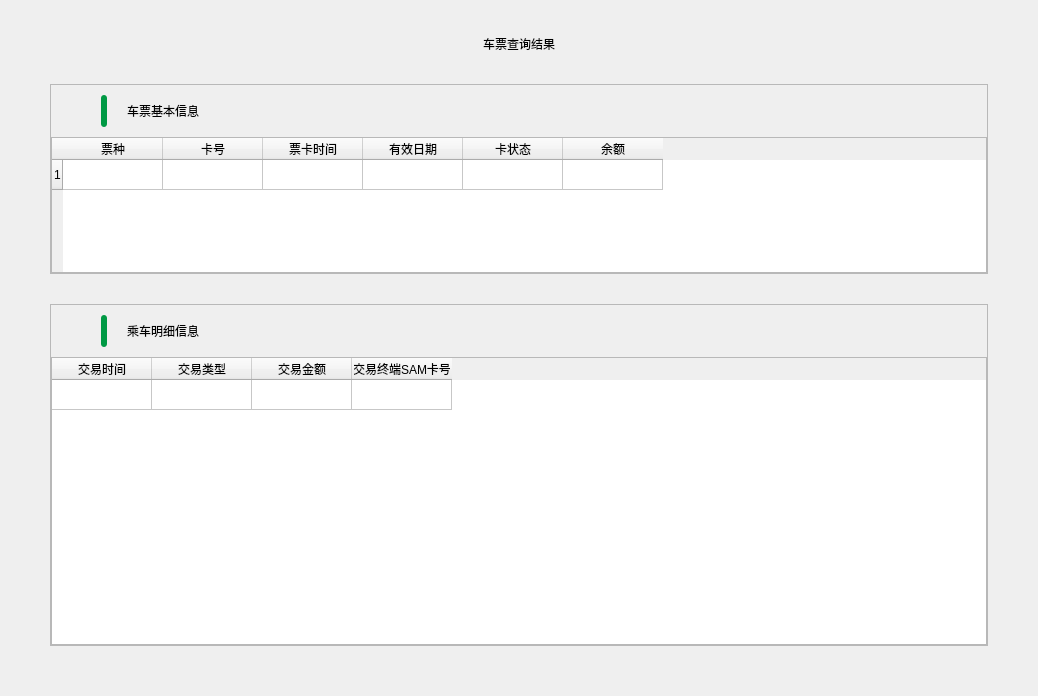
The window that ticket/TicketQueryWidget.ui (EllieYY/ism) describes before a commit, drawn with Qt 5.
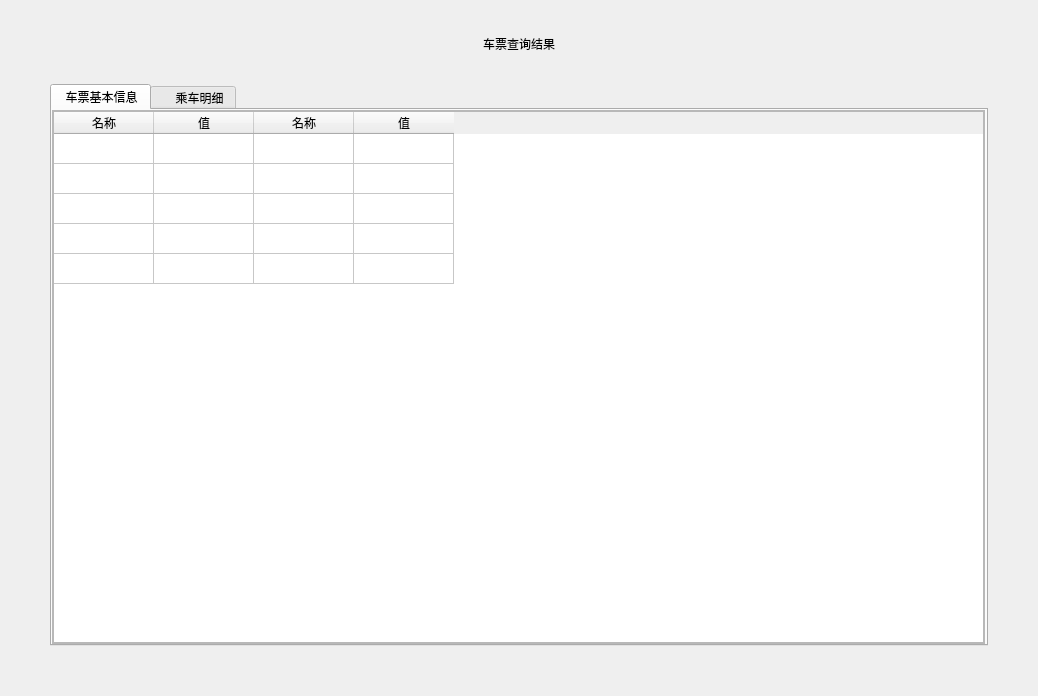
The same window after the commit. The open tabs and pages were chosen to show the change.

Commit message: add line query and ticket info widget

Patch:
```diff
--- a/ticket/TicketQueryWidget.ui
+++ b/ticket/TicketQueryWidget.ui
@@ -13,10 +13,7 @@
   <property name="windowTitle">
    <string>Form</string>
   </property>
-  <layout class="QHBoxLayout" name="horizontalLayout">
-   <property name="spacing">
-    <number>0</number>
-   </property>
+  <layout class="QGridLayout" name="gridLayout">
    <property name="leftMargin">
     <number>0</number>
    </property>
@@ -29,9 +26,12 @@
    <property name="bottomMargin">
     <number>0</number>
    </property>
-   <item>
+   <property name="spacing">
+    <number>0</number>
+   </property>
+   <item row="0" column="0">
     <widget class="QWidget" name="infoBg" native="true">
-     <layout class="QVBoxLayout" name="verticalLayout_3" stretch="0,0,1">
+     <layout class="QVBoxLayout" name="verticalLayout_3" stretch="0,1">
       <property name="spacing">
        <number>30</number>
       </property>
@@ -88,20 +88,39 @@
        </layout>
       </item>
       <item>
+       <widget class="QTabWidget" name="tabWidget">
+        <property name="currentIndex">
+         <number>1</number>
+        </property>
+        <widget class="QWidget" name="tab">
+         <attribute name="title">
+          <string> 车票基本信息</string>
+         </attribute>
+         <layout class="QHBoxLayout" name="horizontalLayout_6">
+          <property name="spacing">
+           <number>0</number>
+          </property>
+          <property name="leftMargin">
+           <number>0</number>
+          </property>
+          <property name="topMargin">
+           <number>0</number>
+          </property>
+          <property name="rightMargin">
+           <number>1</number>
+          </property>
+          <property name="bottomMargin">
+           <number>0</number>
+          </property>
+          <item>
        <widget class="QFrame" name="centerFrame1">
-        <property name="maximumSize">
-         <size>
-          <width>16777215</width>
-          <height>190</height>
-         </size>
-        </property>
         <property name="frameShape">
          <enum>QFrame::StyledPanel</enum>
         </property>
         <property name="frameShadow">
          <enum>QFrame::Raised</enum>
         </property>
-        <layout class="QVBoxLayout" name="verticalLayout" stretch="0,0,0,1">
+            <layout class="QVBoxLayout" name="verticalLayout">
          <property name="spacing">
           <number>0</number>
          </property>
@@ -118,124 +137,9 @@
           <number>0</number>
          </property>
          <item>
-          <spacer name="verticalSpacer">
-           <property name="orientation">
-            <enum>Qt::Vertical</enum>
-           </property>
-           <property name="sizeType">
-            <enum>QSizePolicy::Fixed</enum>
-           </property>
-           <property name="sizeHint" stdset="0">
-            <size>
-             <width>20</width>
-             <height>10</height>
-            </size>
-           </property>
-          </spacer>
-         </item>
-         <item>
-          <layout class="QHBoxLayout" name="horizontalLayout_2">
-           <property name="spacing">
-            <number>0</number>
-           </property>
-           <item>
-            <spacer name="horizontalSpacer_2">
-             <property name="orientation">
-              <enum>Qt::Horizontal</enum>
-             </property>
-             <property name="sizeType">
-              <enum>QSizePolicy::Fixed</enum>
-             </property>
-             <property name="sizeHint" stdset="0">
-              <size>
-               <width>50</width>
-               <height>20</height>
-              </size>
-             </property>
-            </spacer>
-           </item>
-           <item>
-            <widget class="QLabel" name="label_3">
-             <property name="minimumSize">
-              <size>
-               <width>6</width>
-               <height>32</height>
-              </size>
-             </property>
-             <property name="maximumSize">
-              <size>
-               <width>6</width>
-               <height>32</height>
-              </size>
-             </property>
-             <property name="styleSheet">
-              <string notr="true">background-color: #009944;
-border-radius: 3px;
-</string>
-             </property>
-             <property name="text">
-              <string/>
-             </property>
-            </widget>
-           </item>
-           <item>
-            <spacer name="horizontalSpacer_3">
-             <property name="orientation">
-              <enum>Qt::Horizontal</enum>
-             </property>
-             <property name="sizeType">
-              <enum>QSizePolicy::Fixed</enum>
-             </property>
-             <property name="sizeHint" stdset="0">
-              <size>
-               <width>20</width>
-               <height>20</height>
-              </size>
-             </property>
-            </spacer>
-           </item>
-           <item>
-            <widget class="QLabel" name="basicText">
-             <property name="text">
-              <string>车票基本信息</string>
-             </property>
-            </widget>
-           </item>
-           <item>
-            <spacer name="horizontalSpacer">
-             <property name="orientation">
-              <enum>Qt::Horizontal</enum>
-             </property>
-             <property name="sizeHint" stdset="0">
-              <size>
-               <width>40</width>
-               <height>20</height>
-              </size>
-             </property>
-            </spacer>
-           </item>
-          </layout>
-         </item>
-         <item>
-          <spacer name="verticalSpacer_2">
-           <property name="orientation">
-            <enum>Qt::Vertical</enum>
-           </property>
-           <property name="sizeType">
-            <enum>QSizePolicy::Fixed</enum>
-           </property>
-           <property name="sizeHint" stdset="0">
-            <size>
-             <width>20</width>
-             <height>10</height>
-            </size>
-           </property>
-          </spacer>
-         </item>
-         <item>
-          <widget class="QTableWidget" name="tableWidget">
+              <widget class="QTableWidget" name="tableWidget_3">
            <property name="sizePolicy">
-            <sizepolicy hsizetype="Expanding" vsizetype="Expanding">
+                <sizepolicy hsizetype="Expanding" vsizetype="Preferred">
              <horstretch>0</horstretch>
              <verstretch>0</verstretch>
             </sizepolicy>
@@ -243,48 +147,75 @@
            <property name="selectionBehavior">
             <enum>QAbstractItemView::SelectRows</enum>
            </property>
+               <property name="cornerButtonEnabled">
+                <bool>false</bool>
+               </property>
            <property name="rowCount">
-            <number>1</number>
+                <number>5</number>
            </property>
            <property name="columnCount">
-            <number>6</number>
-           </property>
+                <number>4</number>
+               </property>
+               <attribute name="verticalHeaderVisible">
+                <bool>false</bool>
+               </attribute>
            <row/>
+               <row/>
+               <row/>
+               <row/>
+               <row/>
            <column>
             <property name="text">
-             <string>票种</string>
+                 <string>名称</string>
             </property>
            </column>
            <column>
             <property name="text">
-             <string>卡号</string>
+                 <string>值</string>
             </property>
            </column>
            <column>
             <property name="text">
-             <string>票卡时间</string>
+                 <string>名称</string>
             </property>
            </column>
            <column>
             <property name="text">
-             <string>有效日期</string>
-            </property>
-           </column>
-           <column>
+                 <string>值</string>
+                </property>
+               </column>
+               <item row="0" column="0">
             <property name="text">
-             <string>卡状态</string>
-            </property>
-           </column>
-           <column>
-            <property name="text">
-             <string>余额</string>
-            </property>
-           </column>
+                 <string/>
+                </property>
+               </item>
           </widget>
          </item>
         </layout>
        </widget>
       </item>
+         </layout>
+        </widget>
+        <widget class="QWidget" name="tab_2">
+         <attribute name="title">
+          <string>    乘车明细</string>
+         </attribute>
+         <layout class="QHBoxLayout" name="horizontalLayout_5">
+          <property name="spacing">
+           <number>0</number>
+          </property>
+          <property name="leftMargin">
+           <number>0</number>
+          </property>
+          <property name="topMargin">
+           <number>0</number>
+          </property>
+          <property name="rightMargin">
+           <number>1</number>
+          </property>
+          <property name="bottomMargin">
+           <number>0</number>
+          </property>
       <item>
        <widget class="QFrame" name="centerFrame2">
         <property name="frameShape">
@@ -293,7 +224,7 @@
         <property name="frameShadow">
          <enum>QFrame::Raised</enum>
         </property>
-        <layout class="QVBoxLayout" name="verticalLayout_2" stretch="0,0,0,1">
+            <layout class="QVBoxLayout" name="verticalLayout_2" stretch="1">
          <property name="spacing">
           <number>0</number>
          </property>
@@ -309,121 +240,6 @@
          <property name="bottomMargin">
           <number>0</number>
          </property>
-         <item>
-          <spacer name="verticalSpacer_3">
-           <property name="orientation">
-            <enum>Qt::Vertical</enum>
-           </property>
-           <property name="sizeType">
-            <enum>QSizePolicy::Fixed</enum>
-           </property>
-           <property name="sizeHint" stdset="0">
-            <size>
-             <width>20</width>
-             <height>10</height>
-            </size>
-           </property>
-          </spacer>
-         </item>
-         <item>
-          <layout class="QHBoxLayout" name="horizontalLayout_4">
-           <property name="spacing">
-            <number>0</number>
-           </property>
-           <item>
-            <spacer name="horizontalSpacer_6">
-             <property name="orientation">
-              <enum>Qt::Horizontal</enum>
-             </property>
-             <property name="sizeType">
-              <enum>QSizePolicy::Fixed</enum>
-             </property>
-             <property name="sizeHint" stdset="0">
-              <size>
-               <width>50</width>
-               <height>20</height>
-              </size>
-             </property>
-            </spacer>
-           </item>
-           <item>
-            <widget class="QLabel" name="label_4">
-             <property name="minimumSize">
-              <size>
-               <width>6</width>
-               <height>32</height>
-              </size>
-             </property>
-             <property name="maximumSize">
-              <size>
-               <width>6</width>
-               <height>32</height>
-              </size>
-             </property>
-             <property name="styleSheet">
-              <string notr="true">background-color: #009944;
-border-radius: 3px;
-</string>
-             </property>
-             <property name="text">
-              <string/>
-             </property>
-            </widget>
-           </item>
-           <item>
-            <spacer name="horizontalSpacer_7">
-             <property name="orientation">
-              <enum>Qt::Horizontal</enum>
-             </property>
-             <property name="sizeType">
-              <enum>QSizePolicy::Fixed</enum>
-             </property>
-             <property name="sizeHint" stdset="0">
-              <size>
-               <width>20</width>
-               <height>20</height>
-              </size>
-             </property>
-            </spacer>
-           </item>
-           <item>
-            <widget class="QLabel" name="detailText">
-             <property name="text">
-              <string>乘车明细信息</string>
-             </property>
-            </widget>
-           </item>
-           <item>
-            <spacer name="horizontalSpacer_8">
-             <property name="orientation">
-              <enum>Qt::Horizontal</enum>
-             </property>
-             <property name="sizeHint" stdset="0">
-              <size>
-               <width>40</width>
-               <height>20</height>
-              </size>
-             </property>
-            </spacer>
-           </item>
-          </layout>
-         </item>
-         <item>
-          <spacer name="verticalSpacer_4">
-           <property name="orientation">
-            <enum>Qt::Vertical</enum>
-           </property>
-           <property name="sizeType">
-            <enum>QSizePolicy::Fixed</enum>
-           </property>
-           <property name="sizeHint" stdset="0">
-            <size>
-             <width>20</width>
-             <height>10</height>
-            </size>
-           </property>
-          </spacer>
-         </item>
          <item>
           <widget class="QTableWidget" name="tableWidget_2">
            <property name="sizePolicy">
@@ -476,6 +292,10 @@
           </widget>
          </item>
         </layout>
+           </widget>
+          </item>
+         </layout>
+        </widget>
        </widget>
       </item>
      </layout>
```
Lines whose indentation alone changed are shown as unchanged. The commit also changes 12 other files.
